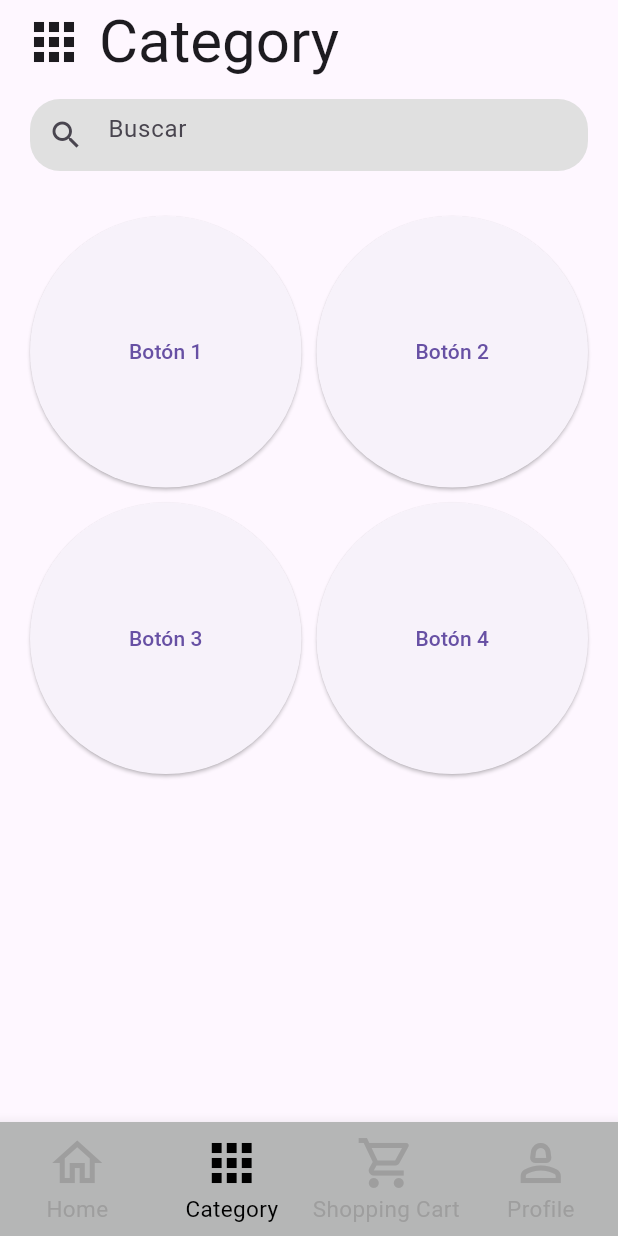
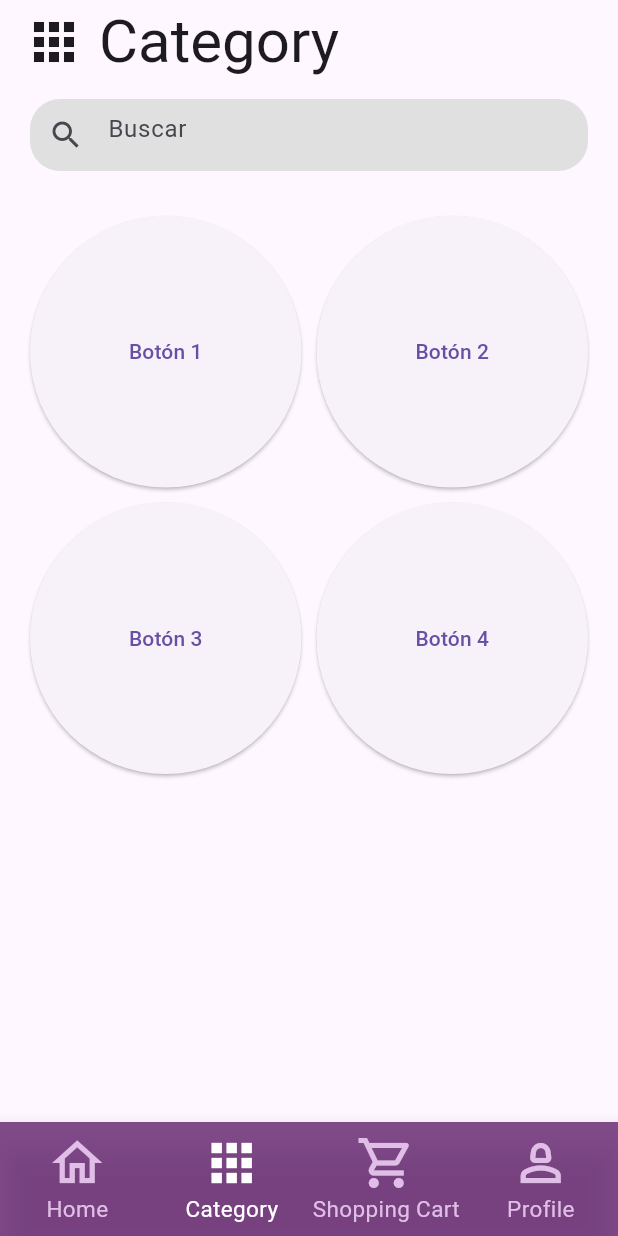
Before and after one commit to villalobos19diego/E-commerce-app, a Flutter app: the screen it shows after launch, item 2 of the bottom bar chosen, on a phone screen of 412 x 824 dp. Run offline on Flutter 3.47's test engine with Material 2 defaults, Android fonts, the phone set to English and light mode, and no system bars.

Commit message:
fix: se modificio los colores

```diff
--- a/lib/main.dart
+++ b/lib/main.dart
@@ -17,7 +17,7 @@ class MyApp extends StatelessWidget {
       theme: ThemeData(
         useMaterial3: true,
         bottomNavigationBarTheme: const BottomNavigationBarThemeData(
-          backgroundColor: Color.fromARGB(255, 181, 182, 182),
+          backgroundColor: Color.fromARGB(216, 107, 45, 117),
           type: BottomNavigationBarType.fixed,
           selectedLabelStyle: TextStyle(
             fontSize: 15,
@@ -25,8 +25,8 @@ class MyApp extends StatelessWidget {
           unselectedLabelStyle: TextStyle(
             fontSize: 15,
           ),
-          selectedItemColor: Colors.black,
-            unselectedItemColor: Colors.grey
+          selectedItemColor: Colors.white,
+            unselectedItemColor: Color.fromARGB(255, 225,190, 231),
         ),
       ),
       home: const Tabbar(),
```
